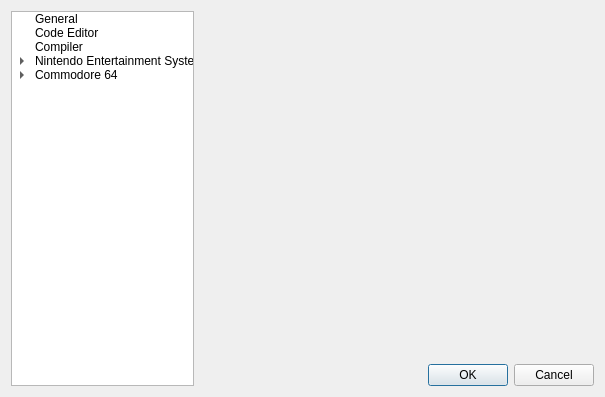
Before: the Qt Designer form environmentsettingsdialog.ui in christopherpow/nesicide, drawn with Qt 5.
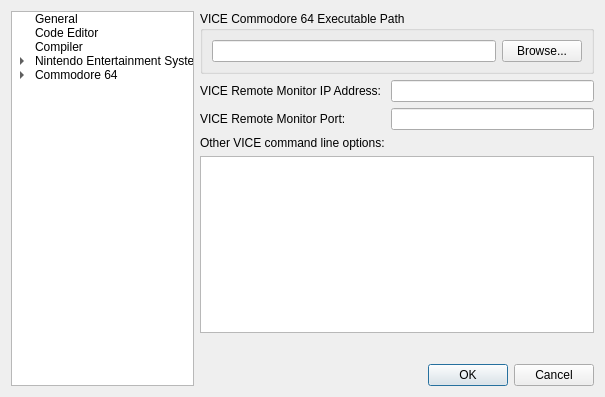
After: the same form once the commit is applied. The open tabs and pages were chosen to show the change. Icons and pictures are not drawn.

Commit message: Much better threading of C=64 emulator commands. Usage of stacked-widget views with a corresponding tree-view in project properties and environment settings dialogs [get rid of ugly tabbed view].

What changed in the file:
```diff
--- a/environmentsettingsdialog.ui
+++ b/environmentsettingsdialog.ui
@@ -771,7 +771,97 @@
        </item>
       </layout>
      </widget>
-     <widget class="QWidget" name="c64emulator"/>
+     <widget class="QWidget" name="c64emulator">
+      <layout class="QGridLayout" name="gridLayout_15">
+       <property name="margin">
+        <number>0</number>
+       </property>
+       <item row="0" column="0" colspan="3">
+        <widget class="QGroupBox" name="groupBox_11">
+         <property name="title">
+          <string>VICE Commodore 64 Executable Path</string>
+         </property>
+         <layout class="QHBoxLayout" name="horizontalLayout_9">
+          <item>
+           <widget class="QLineEdit" name="viceC64Executable">
+            <property name="readOnly">
+             <bool>true</bool>
+            </property>
+           </widget>
+          </item>
+          <item>
+           <widget class="QPushButton" name="viceC64Browse">
+            <property name="text">
+             <string>Browse...</string>
+            </property>
+            <property name="icon">
+             <iconset resource="resource.qrc">
+              <normaloff>:/resources/document-open.png</normaloff>:/resources/document-open.png</iconset>
+            </property>
+           </widget>
+          </item>
+         </layout>
+        </widget>
+       </item>
+       <item row="3" column="0" colspan="3">
+        <spacer name="verticalSpacer_7">
+         <property name="orientation">
+          <enum>Qt::Vertical</enum>
+         </property>
+         <property name="sizeHint" stdset="0">
+          <size>
+           <width>20</width>
+           <height>40</height>
+          </size>
+         </property>
+        </spacer>
+       </item>
+       <item row="2" column="0" colspan="3">
+        <layout class="QFormLayout" name="formLayout">
+         <property name="topMargin">
+          <number>0</number>
+         </property>
+         <property name="rightMargin">
+          <number>0</number>
+         </property>
+         <item row="1" column="0">
+          <widget class="QLabel" name="label_31">
+           <property name="text">
+            <string>VICE Remote Monitor Port:</string>
+           </property>
+          </widget>
+         </item>
+         <item row="1" column="1">
+          <widget class="QLineEdit" name="viceC64MonitorPort"/>
+         </item>
+         <item row="2" column="0">
+          <widget class="QLabel" name="label_9">
+           <property name="text">
+            <string>Other VICE command line options:</string>
+           </property>
+          </widget>
+         </item>
+         <item row="3" column="0" colspan="2">
+          <widget class="QTextEdit" name="viceOptions"/>
+         </item>
+         <item row="0" column="0">
+          <widget class="QLabel" name="label_10">
+           <property name="text">
+            <string>VICE Remote Monitor IP Address:</string>
+           </property>
+          </widget>
+         </item>
+         <item row="0" column="1">
+          <widget class="QLineEdit" name="viceC64MonitorIPAddress">
+           <property name="readOnly">
+            <bool>true</bool>
+           </property>
+          </widget>
+         </item>
+        </layout>
+       </item>
+      </layout>
+     </widget>
     </widget>
    </item>
    <item row="2" column="1">
```
Left out of the diff: 37 changed lines with no effect on the pictures. The commit also changes 8 other files.
